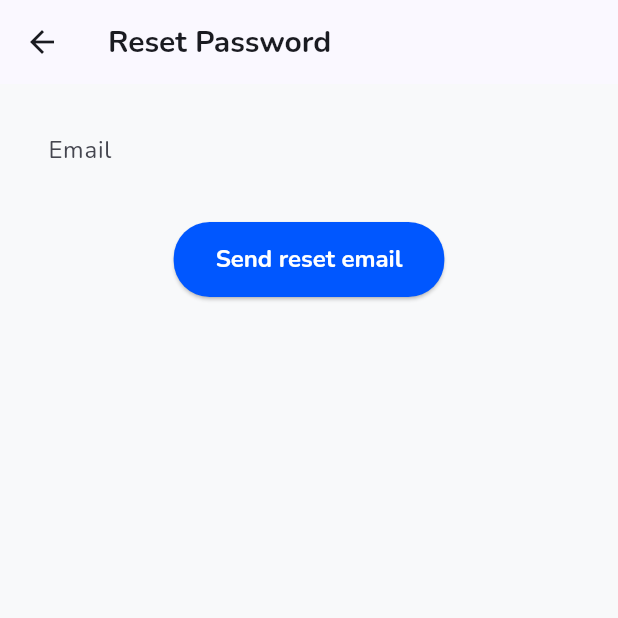
After one commit to junyou2023/sports_booking_app, a Flutter app: the ResetPasswordPage screen opened directly, on a phone screen of 412 x 824 dp, the top half of it. The commit adds this screen. Run offline on Flutter 3.47's test engine with Material 3 defaults, Android fonts, the phone set to English and light mode, and no system bars; our stand-ins replace dio, flutter_dotenv, flutter_rating_bar, flutter_riverpod, flutter_secure_storage, google_fonts and 1 more; accounts and stored records are empty; network calls fail.

Commit message:
Add email verification and reset password features

```diff
--- /dev/null
+++ b/lib/screens/reset_password_page.dart
@@ -0,0 +1,47 @@
+import 'package:flutter/material.dart';
+import 'package:dio/dio.dart';
+import '../services/auth_service.dart';
+import '../utils/snackbar.dart';
+
+class ResetPasswordPage extends StatelessWidget {
+  const ResetPasswordPage({super.key});
+
+  @override
+  Widget build(BuildContext context) {
+    final emailCtrl = TextEditingController();
+
+    return Scaffold(
+      appBar: AppBar(title: const Text('Reset Password')),
+      body: Padding(
+        padding: const EdgeInsets.all(16.0),
+        child: Column(
+          children: [
+            TextField(
+              controller: emailCtrl,
+              decoration: const InputDecoration(labelText: 'Email'),
+            ),
+            const SizedBox(height: 20),
+            ElevatedButton(
+              onPressed: () async {
+                try {
+                  await authService.requestPasswordReset(emailCtrl.text);
+                  if (context.mounted) {
+                    ScaffoldMessenger.of(context).showSnackBar(
+                      const SnackBar(content: Text('Reset email sent')),
+                    );
+                    Navigator.pop(context);
+                  }
+                } on DioException catch (e) {
+                  if (context.mounted) {
+                    showApiError(context, e, 'Reset password');
+                  }
+                }
+              },
+              child: const Text('Send reset email'),
+            ),
+          ],
+        ),
+      ),
+    );
+  }
+}
--- a/lib/services/auth_service.dart
+++ b/lib/services/auth_service.dart
@@ -62,6 +62,10 @@ class AuthService {
     }
   }
 
+  Future<void> requestPasswordReset(String email) async {
+    await apiClient.post('/auth/password/reset/', data: {'email': email});
+  }
+
   Future<void> refresh() async {
     final refresh = await _storage.read(key: 'refresh');
     if (refresh == null) return;
```
Also changed, not shown: lib/screens/login_page.dart (+14 -1 lines), lib/screens/profile_page.dart (+15 -6 lines), lib/screens/registration_page.dart (+52 -6 lines), lib/utils/snackbar.dart (+13 -2 lines), 3 other files.
